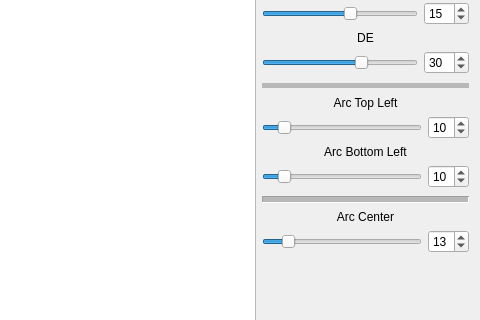
The window that MainWindow/mainwindow.ui (Childcity/QtGraphicsExample) describes before a commit, drawn with Qt 5; both pictures show x 470 to 950 and y 237 to 557 of the 950 by 740 pixel window.
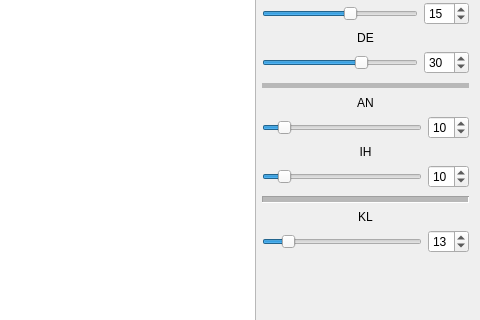
The same window after the commit. Custom widgets are drawn as their Qt base class.

```diff
--- a/MainWindow/mainwindow.ui
+++ b/MainWindow/mainwindow.ui
@@ -340,7 +340,7 @@
         <item>
          <widget class="QLabel" name="label_3">
           <property name="text">
-           <string>Arc Top Left</string>
+           <string>AN</string>
           </property>
           <property name="alignment">
            <set>Qt::AlignCenter</set>
@@ -374,7 +374,7 @@
         <item>
          <widget class="QLabel" name="label_4">
           <property name="text">
-           <string>Arc Bottom Left</string>
+           <string>IH</string>
           </property>
           <property name="alignment">
            <set>Qt::AlignCenter</set>
@@ -424,7 +424,7 @@
         <item>
          <widget class="QLabel" name="label_5">
           <property name="text">
-           <string>Arc Center</string>
+           <string>KL</string>
           </property>
           <property name="alignment">
            <set>Qt::AlignBottom|Qt::AlignHCenter</set>
```
